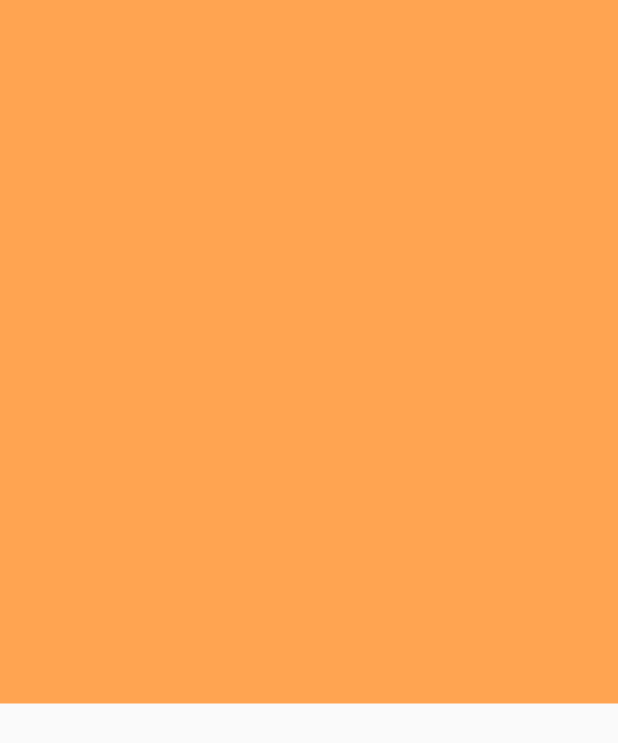
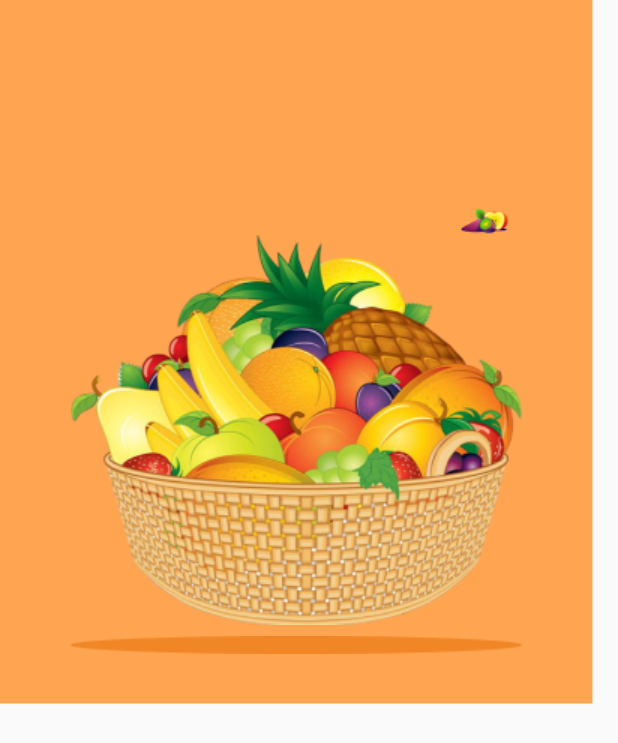
Before and after one commit to CristinaKulczynski/SecondFlutterCompassChallenge, a Flutter app: the screen it shows after launch, on a phone screen of 412 x 824 dp. Shown: the top 743 px of the screen. Run offline on Flutter 3.47's test engine with Material 2 defaults, Android fonts, the phone set to English and light mode, and no system bars.

```diff
--- a/lib/screens/welcome_screen.dart
+++ b/lib/screens/welcome_screen.dart
@@ -7,10 +7,33 @@ class WelcomeScreen extends StatelessWidget {
   Widget build(BuildContext context) {
     return Scaffold(
       body: Column(
+        mainAxisAlignment: MainAxisAlignment.start,
         children: [
           Container(
-            height: 469,
+            height: 469, // Altura
+            width: 395, // Largura
             color: const Color.fromRGBO(255, 164, 81, 1),
+            child: Column(
+              mainAxisAlignment: MainAxisAlignment.end,
+              children: [
+                Row(
+                  mainAxisAlignment: MainAxisAlignment.end,
+                  children: [
+                    Image.asset('assets/images/fruit_welcome2.png'),
+                    Container(
+                      width: 55,
+                    ),
+                  ],
+                ),
+                Image.asset('assets/images/fruit_welcome.png'),
+                Padding(
+                  padding: const EdgeInsets.all(7.5),
+                  child: Image.asset('assets/images/ellipse_welcome.png'),
+                ),
+                Container(height: 25.5 // Altura
+                ),
+              ],
+            ),
           ),
         ],
       ),
```
Also changed, not shown: assets/images/ellipse_welcome.png (added), assets/images/fruit_welcome.png (added), assets/images/fruit_welcome2.png (added).
